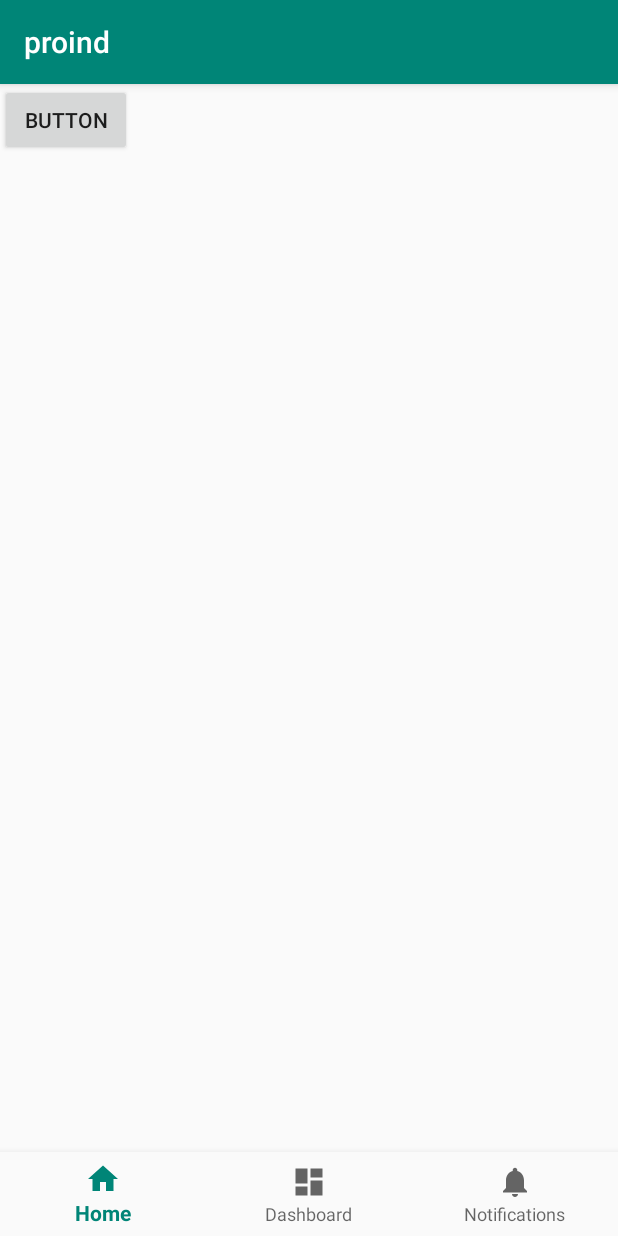
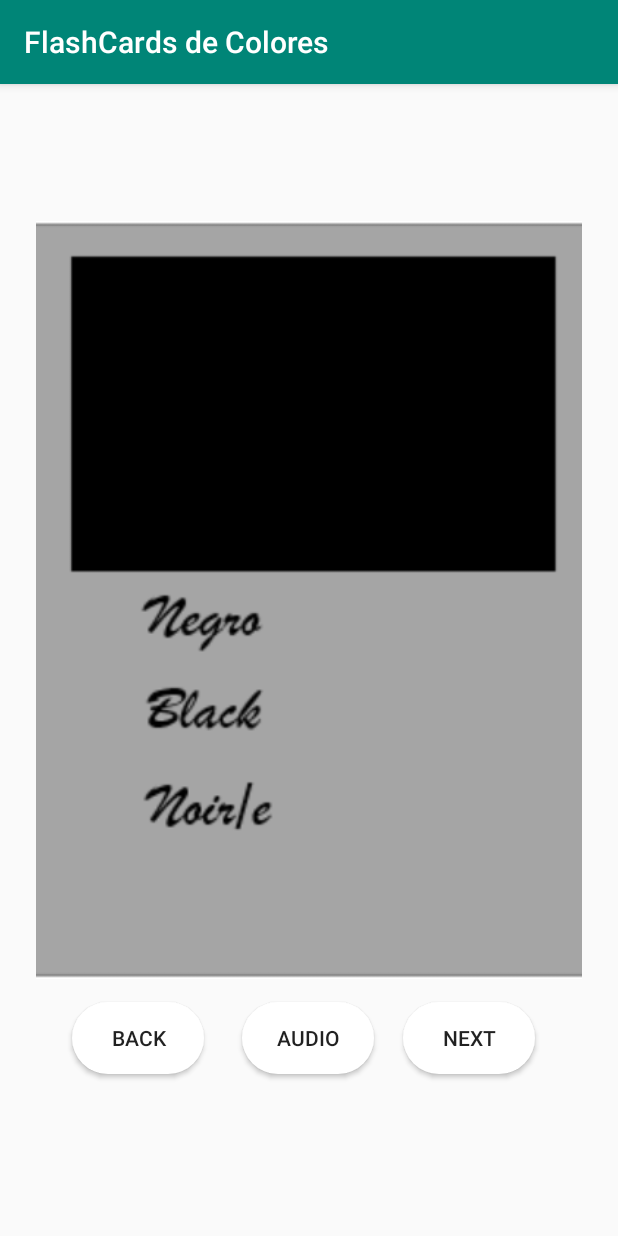
Before and after one commit to luisales/Proind, an Android app: the screen it shows after launch (MainActivity), on a phone screen of 412 x 824 dp. Run offline under Robolectric (Android 15) with nearby library versions, the phone set to English and light mode, and no system bars.

Commit message:
Boton next, back y audio

```diff
--- a/app/src/main/java/com/example/proind/MainActivity.java
+++ b/app/src/main/java/com/example/proind/MainActivity.java
@@ -1,60 +1,67 @@
 package com.example.proind;
 
+import android.graphics.drawable.Drawable;
 import android.media.MediaPlayer;
 import android.os.Bundle;
 
 import com.google.android.material.bottomnavigation.BottomNavigationView;
 
 import androidx.appcompat.app.AppCompatActivity;
-import androidx.annotation.NonNull;
 
-import android.view.MenuItem;
 import android.view.View;
 import android.widget.Button;
+import android.widget.ImageView;
 import android.widget.TextView;
 
 public class MainActivity extends AppCompatActivity {
     private TextView mTextMessage;
+    Button bb, bn;
+    ImageView iv1;
+    Integer cont =1 ;
 
-    private BottomNavigationView.OnNavigationItemSelectedListener mOnNavigationItemSelectedListener
-            = new BottomNavigationView.OnNavigationItemSelectedListener() {
+    protected void onCreate(Bundle savedInstanceSate) {
+        super.onCreate(savedInstanceSate);
+        setContentView(R.layout.activity_main);
+        bn = (Button) findViewById(R.id.btn_next);
+        bb = (Button) findViewById(R.id.btn_back);
+        iv1 = (ImageView) findViewById(R.id.imageView2);
 
-        @Override
-        public boolean onNavigationItemSelected(@NonNull MenuItem item) {
-            switch (item.getItemId()) {
-                case R.id.navigation_home:
-                    mTextMessage.setText(R.string.title_home);
-                    return true;
-                case R.id.navigation_dashboard:
-                    mTextMessage.setText(R.string.title_dashboard);
-                    return true;
-                case R.id.navigation_notifications:
-                    mTextMessage.setText(R.string.title_notifications);
-                    return true;
+        bn.setOnClickListener(new View.OnClickListener(){
+            @Override
+            public void onClick(View arg0){
+                if (cont==1  )
+                    iv1.setImageResource(R.drawable.color2);
+                if (cont==2  )
+                    iv1.setImageResource(R.drawable.color3);
+                cont++;
             }
-            return false;
-        }
-    };
-
-    @Override
-    protected void onCreate(Bundle savedInstanceState) {
-        super.onCreate(savedInstanceState);
-        setContentView(R.layout.activity_main);
-        BottomNavigationView navView = findViewById(R.id.nav_view);
-        mTextMessage = findViewById(R.id.message);
-        navView.setOnNavigationItemSelectedListener(mOnNavigationItemSelectedListener);
-
-        final MediaPlayer negro = MediaPlayer.create(this,R.raw.negro);
-        Button button = (Button) this.findViewById(R.id.button);
-        button.setOnClickListener(new View.OnClickListener(){
+        });
+        bb.setOnClickListener(new View.OnClickListener(){
+            @Override
+            public void onClick(View arg0){
+                if (cont==1 || cont==2 )
+                    iv1.setImageResource(R.drawable.color1);
+                if (cont==3 )
+                    iv1.setImageResource(R.drawable.color2);
+                cont --;
+            }
+        });
+        final MediaPlayer audio = MediaPlayer.create(this,R.raw.sonido1);
+        Button btnaudio = (Button) this.findViewById(R.id.btn_audio);
+        btnaudio.setOnClickListener(new View.OnClickListener(){
             @Override
             public void onClick(View v) {
-                 negro.start();
-                negro.start();
-                negro.start();
+                audio.start();
+
 
             }
         });
     }
 
+
+
+
+
+
+
 }
--- a/app/src/main/res/drawable/borde.xml
+++ b/app/src/main/res/drawable/borde.xml
@@ -1,7 +1,4 @@
 <?xml version="1.0" encoding="UTF-8"?>
 <shape xmlns:android="http://schemas.android.com/apk/res/android">
-    <solid android:color="#FFFFFF" />
-    <stroke android:width="3dp" android:color="#000000" />
-    <padding android:left="1dp" android:top="1dp" android:right="1dp"
-        android:bottom="1dp" />
+
 </shape>
--- a/app/src/main/res/layout/activity_main.xml
+++ b/app/src/main/res/layout/activity_main.xml
@@ -7,35 +7,68 @@
     android:layout_height="match_parent"
     tools:context=".MainActivity">
 
-    <TextView
-        android:id="@+id/message"
+    <ImageView
+        android:id="@+id/imageView2"
+        android:layout_width="match_parent"
+        android:layout_height="match_parent"
+        android:layout_marginStart="24dp"
+        android:layout_marginTop="70dp"
+        android:layout_marginEnd="24dp"
+        android:layout_marginBottom="150dp"
+        app:layout_constraintBottom_toBottomOf="parent"
+        app:layout_constraintEnd_toEndOf="parent"
+        app:layout_constraintHorizontal_bias="1.0"
+        app:layout_constraintStart_toStartOf="parent"
+        app:layout_constraintTop_toTopOf="parent"
+        app:layout_constraintVertical_bias="1.0"
+        app:srcCompat="@drawable/color1" />
+
+    <Button
+        android:id="@+id/btn_next"
         android:layout_width="wrap_content"
         android:layout_height="wrap_content"
-        android:layout_marginStart="@dimen/activity_horizontal_margin"
-        android:layout_marginLeft="@dimen/activity_horizontal_margin"
-        android:layout_marginTop="@dimen/activity_vertical_margin"
-        android:text="@string/title_home"
-        app:layout_constraintLeft_toLeftOf="parent"
-        app:layout_constraintTop_toTopOf="parent" />
-
-    <com.google.android.material.bottomnavigation.BottomNavigationView
-        android:id="@+id/nav_view"
-        android:layout_width="0dp"
-        android:layout_height="wrap_content"
-        android:layout_marginStart="0dp"
-        android:layout_marginEnd="0dp"
-        android:background="?android:attr/windowBackground"
+        android:layout_marginStart="8dp"
+        android:layout_marginTop="8dp"
+        android:layout_marginEnd="8dp"
+        android:layout_marginBottom="8dp"
+        android:background="@drawable/audioestilo"
+        android:text="Next"
         app:layout_constraintBottom_toBottomOf="parent"
-        app:layout_constraintLeft_toLeftOf="parent"
-        app:layout_constraintRight_toRightOf="parent"
-        app:menu="@menu/bottom_nav_menu" />
+        app:layout_constraintEnd_toEndOf="parent"
+        app:layout_constraintHorizontal_bias="0.846"
+        app:layout_constraintStart_toStartOf="parent"
+        app:layout_constraintTop_toTopOf="@+id/imageView2"
+        app:layout_constraintVertical_bias="0.842" />
 
     <Button
-        android:id="@+id/button"
+        android:id="@+id/btn_back"
         android:layout_width="wrap_content"
         android:layout_height="wrap_content"
-        android:text="Button"
-        tools:layout_editor_absoluteX="132dp"
-        tools:layout_editor_absoluteY="263dp" />
+        android:layout_marginStart="8dp"
+        android:layout_marginBottom="8dp"
+        android:background="@drawable/audioestilo"
+        android:text="Back"
+        app:layout_constraintBottom_toBottomOf="parent"
+        app:layout_constraintEnd_toEndOf="parent"
+        app:layout_constraintHorizontal_bias="0.126"
+        app:layout_constraintStart_toStartOf="parent"
+        app:layout_constraintTop_toTopOf="parent"
+        app:layout_constraintVertical_bias="0.86" />
+
+    <Button
+        android:id="@+id/btn_audio"
+        android:layout_width="wrap_content"
+        android:layout_height="wrap_content"
+        android:layout_marginStart="8dp"
+        android:layout_marginBottom="8dp"
+        android:background="@drawable/audioestilo"
+        android:text="Audio"
+        app:layout_constraintBottom_toBottomOf="parent"
+        app:layout_constraintEnd_toEndOf="parent"
+        app:layout_constraintHorizontal_bias="0.485"
+        app:layout_constraintStart_toStartOf="parent"
+        app:layout_constraintTop_toTopOf="parent"
+        app:layout_constraintVertical_bias="0.86" />
+
 
 </androidx.constraintlayout.widget.ConstraintLayout>
--- a/app/src/main/res/values/strings.xml
+++ b/app/src/main/res/values/strings.xml
@@ -1,5 +1,5 @@
 <resources>
-    <string name="app_name">proind</string>
+    <string name="app_name">FlashCards de Colores</string>
     <string name="title_home">Home</string>
     <string name="title_dashboard">Dashboard</string>
     <string name="title_notifications">Notifications</string>
```
Also changed, not shown: app/src/main/res/layout/tarjetas_objetos.xml (deleted, +0 -81 lines), app/src/main/res/drawable/color1.PNG (added), app/src/main/res/drawable/color2.PNG (added), app/src/main/res/drawable/color3.PNG (added), 2 other files.
